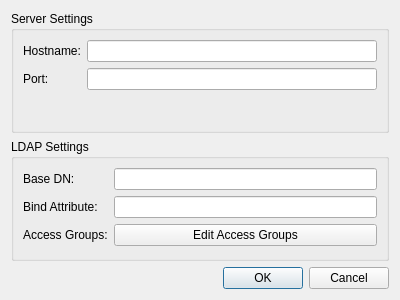
Above: src/auth/authldapdialog.ui from fusefm/fusic before the change. Below: the same form after it.
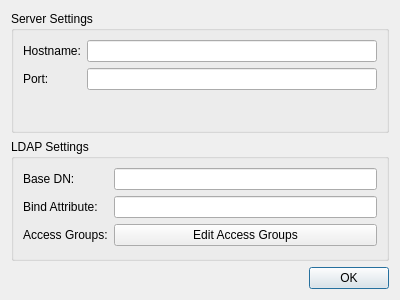
That is the form after the change.

Commit message: Rmove the 'cancel' button.

Patch:
```diff
--- a/src/auth/authldapdialog.ui
+++ b/src/auth/authldapdialog.ui
@@ -95,7 +95,7 @@
       <enum>Qt::Horizontal</enum>
      </property>
      <property name="standardButtons">
-      <set>QDialogButtonBox::Cancel|QDialogButtonBox::Ok</set>
+      <set>QDialogButtonBox::Ok</set>
      </property>
     </widget>
    </item>
```
Left out of the diff: 20 changed lines with no effect on the pictures.
